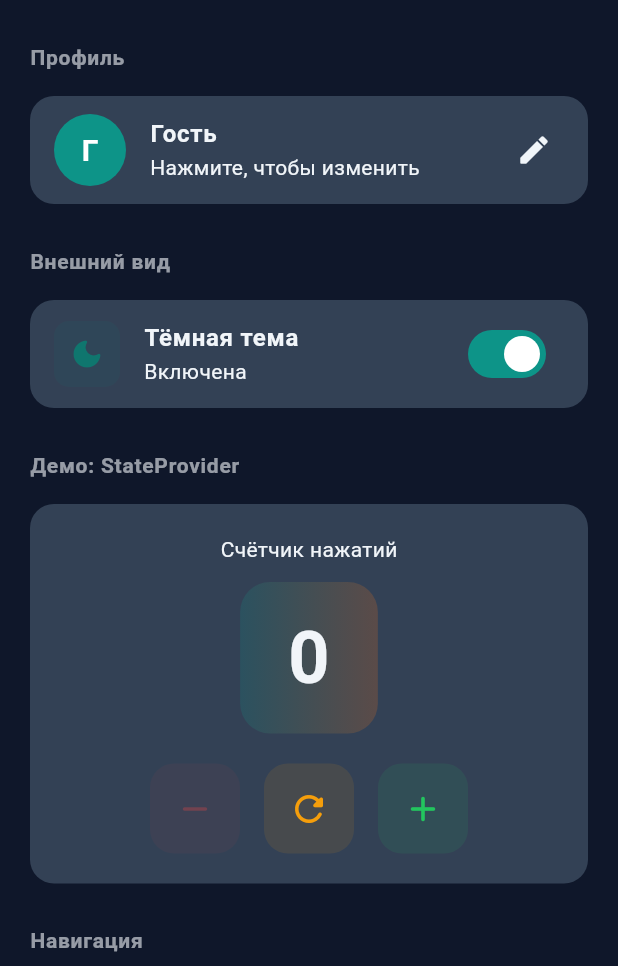
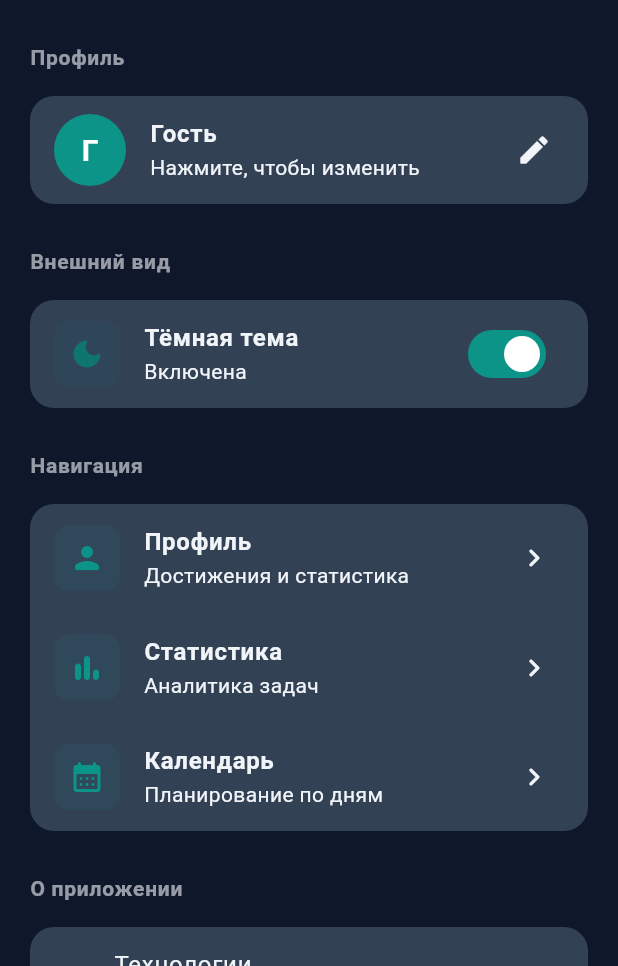
Before and after one commit to flynt-3650/docpma-2, a Flutter app: the SettingsScreen screen opened by its route, on a phone screen of 412 x 824 dp, the part 270-1236 px from its top. Run offline on Flutter 3.47's test engine with Material 3 defaults, Android fonts, the phone set to English and light mode, and no system bars; our stand-ins replace cached_network_image, flutter_riverpod, get_it, go_router; Roboto replaces fonts that are missing (Segoe UI).

Commit message:
fix: route order and remove counter

```diff
--- a/lib/features/tasks/screens/settings_screen.dart
+++ b/lib/features/tasks/screens/settings_screen.dart
@@ -12,7 +12,6 @@ class SettingsScreen extends ConsumerWidget {
     final isDarkMode = ref.watch(isDarkModeProvider);
     final userName = ref.watch(userNameProvider);
     final appVersion = ref.watch(appVersionProvider);
-    final counter = ref.watch(counterProvider);
 
     return Scaffold(
       appBar: AppBar(
@@ -125,73 +124,6 @@ class SettingsScreen extends ConsumerWidget {
               onChanged: (value) {
                 ref.read(isDarkModeProvider.notifier).state = value;
               },
-            ),
-          ),
-
-          const SizedBox(height: 24),
-
-          // Demo counter section
-          _buildSectionHeader(context, 'Демо: StateProvider'),
-          const SizedBox(height: 12),
-          Card(
-            child: Padding(
-              padding: const EdgeInsets.all(20),
-              child: Column(
-                children: [
-                  const Text(
-                    'Счётчик нажатий',
-                    style: TextStyle(fontSize: 14),
-                  ),
-                  const SizedBox(height: 12),
-                  Container(
-                    padding: const EdgeInsets.symmetric(
-                      horizontal: 32,
-                      vertical: 16,
-                    ),
-                    decoration: BoxDecoration(
-                      gradient: LinearGradient(
-                        colors: [
-                          AppColors.primary.withOpacity(0.2),
-                          AppColors.accent.withOpacity(0.2),
-                        ],
-                      ),
-                      borderRadius: BorderRadius.circular(20),
-                    ),
-                    child: Text(
-                      '$counter',
-                      style: const TextStyle(
-                        fontSize: 48,
-                        fontWeight: FontWeight.bold,
-                      ),
-                    ),
-                  ),
-                  const SizedBox(height: 20),
-                  Row(
-                    mainAxisAlignment: MainAxisAlignment.center,
-                    children: [
-                      _CounterButton(
-                        icon: Icons.remove_rounded,
-                        onPressed: counter > 0
-                            ? () => ref.read(counterProvider.notifier).state--
-                            : null,
-                        color: AppColors.error,
-                      ),
-                      const SizedBox(width: 16),
-                      _CounterButton(
-                        icon: Icons.refresh_rounded,
-                        onPressed: () => ref.read(counterProvider.notifier).state = 0,
-                        color: AppColors.warning,
-                      ),
-                      const SizedBox(width: 16),
-                      _CounterButton(
-                        icon: Icons.add_rounded,
-                        onPressed: () => ref.read(counterProvider.notifier).state++,
-                        color: AppColors.success,
-                      ),
-                    ],
-                  ),
-                ],
-              ),
             ),
           ),
 
@@ -321,38 +253,6 @@ class SettingsScreen extends ConsumerWidget {
   }
 }
 
-class _CounterButton extends StatelessWidget {
-  final IconData icon;
-  final VoidCallback? onPressed;
-  final Color color;
-
-  const _CounterButton({
-    required this.icon,
-    required this.onPressed,
-    required this.color,
-  });
-
-  @override
-  Widget build(BuildContext context) {
-    return Material(
-      color: color.withOpacity(onPressed != null ? 0.1 : 0.05),
-      borderRadius: BorderRadius.circular(16),
-      child: InkWell(
-        onTap: onPressed,
-        borderRadius: BorderRadius.circular(16),
-        child: Container(
-          padding: const EdgeInsets.all(16),
-          child: Icon(
-            icon,
-            color: onPressed != null ? color : color.withOpacity(0.3),
-            size: 28,
-          ),
-        ),
-      ),
-    );
-  }
-}
-
 class _NavigationTile extends StatelessWidget {
   final IconData icon;
   final String title;
--- a/lib/features/tasks/screens/task_form_screen.dart
+++ b/lib/features/tasks/screens/task_form_screen.dart
@@ -68,6 +68,9 @@ class _TaskFormScreenState extends ConsumerState<TaskFormScreen> {
             backgroundColor: AppColors.success,
           ),
         );
+        // Просто context.pop() БЕЗ перехода к деталям задачи!
+        context.pop();
+        return;
       } else {
         final task = ref.read(taskByIdProvider(widget.taskId!));
         if (task != null) {
--- a/lib/main.dart
+++ b/lib/main.dart
@@ -13,9 +13,7 @@ import 'features/tasks/screens/profile_screen.dart';
 import 'features/tasks/screens/calendar_screen.dart';
 
 void main() {
-  runApp(
-    const ProviderScope(child: TaskMasterApp()),
-  );
+  runApp(const ProviderScope(child: TaskMasterApp()));
 }
 
 class TaskMasterApp extends ConsumerWidget {
@@ -29,9 +27,12 @@ class TaskMasterApp extends ConsumerWidget {
       initialLocation: '/',
       routes: [
         // 1. Task List Screen (Home)
+        GoRoute(path: '/', builder: (context, state) => const TaskListScreen()),
+
+        // 3. Task Form Screen (Create) - ДОЛЖЕН быть выше!
         GoRoute(
-          path: '/',
-          builder: (context, state) => const TaskListScreen(),
+          path: '/task/new',
+          builder: (context, state) => const TaskFormScreen(),
         ),
 
         // 2. Task Details Screen
@@ -41,12 +42,6 @@ class TaskMasterApp extends ConsumerWidget {
             final id = state.pathParameters['id']!;
             return TaskDetailsScreen(taskId: id);
           },
-        ),
-
-        // 3. Task Form Screen (Create)
-        GoRoute(
-          path: '/task/new',
-          builder: (context, state) => const TaskFormScreen(),
         ),
 
         // 4. Task Form Screen (Edit)
--- a/lib/riverpod/task_providers.dart
+++ b/lib/riverpod/task_providers.dart
@@ -1,15 +1,11 @@
 import 'package:flutter_riverpod/flutter_riverpod.dart';
 import '../features/tasks/models/task.dart';
-
-// ==================== App State Providers ====================
 
 final counterProvider = StateProvider<int>((ref) => 0);
 final appVersionProvider = Provider<String>((ref) => '2.0.0');
 final isDarkModeProvider = StateProvider<bool>((ref) => true);
 final userNameProvider = StateProvider<String>((ref) => 'Гость');
 final userAvatarProvider = StateProvider<String?>((ref) => null);
-
-// ==================== Filter & Sort Providers ====================
 
 enum TaskSortBy { createdAt, dueDate, priority, title }
 
@@ -19,8 +15,6 @@ final taskSortByProvider = StateProvider<TaskSortBy>((ref) => TaskSortBy.created
 final taskFilterProvider = StateProvider<TaskFilter>((ref) => TaskFilter.all);
 final selectedCategoryProvider = StateProvider<TaskCategory?>((ref) => null);
 final searchQueryProvider = StateProvider<String>((ref) => '');
-
-// ==================== Tasks Notifier ====================
 
 class TasksNotifier extends StateNotifier<List<Task>> {
   TasksNotifier() : super(_initialTasks);
@@ -154,8 +148,6 @@ class TasksNotifier extends StateNotifier<List<Task>> {
 final tasksProvider = StateNotifierProvider<TasksNotifier, List<Task>>((ref) {
   return TasksNotifier();
 });
-
-// ==================== Filtered & Sorted Tasks ====================
 
 final filteredTasksProvider = Provider<List<Task>>((ref) {
   final tasks = ref.watch(tasksProvider);
@@ -325,7 +317,7 @@ final userStatsProvider = Provider<UserStats>((ref) {
   return UserStats(
     totalTasks: tasks.length,
     completedTasks: completed,
-    streak: 7, // Mock data
+    streak: 7,
     points: completed * 10,
   );
 });
```
